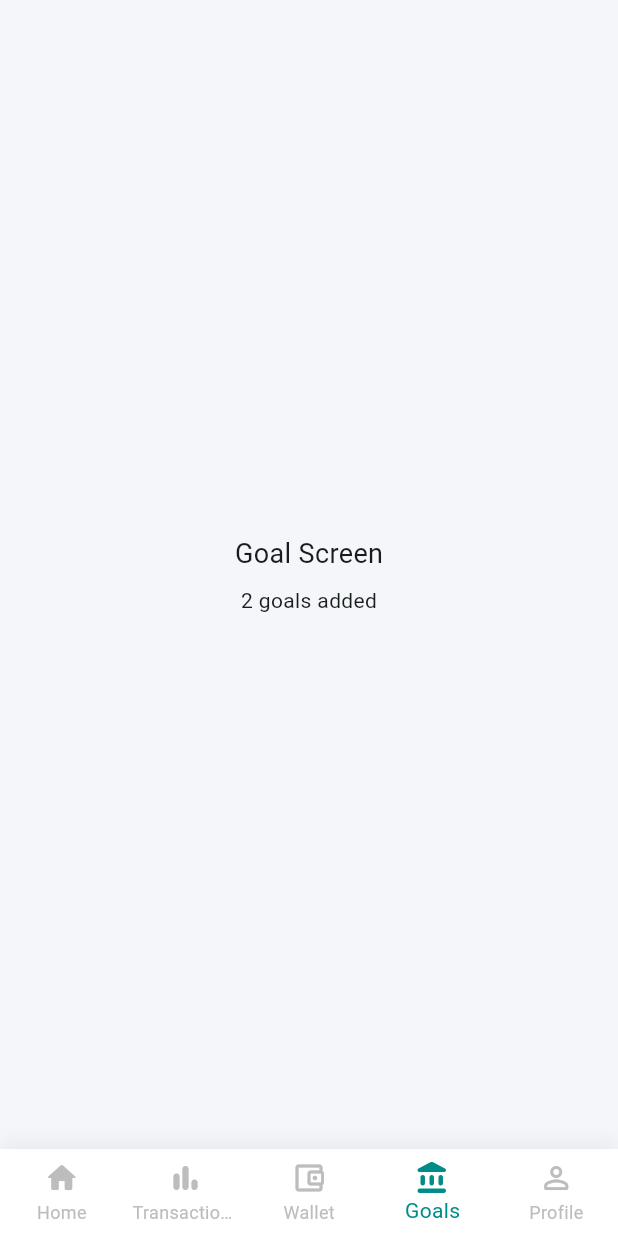
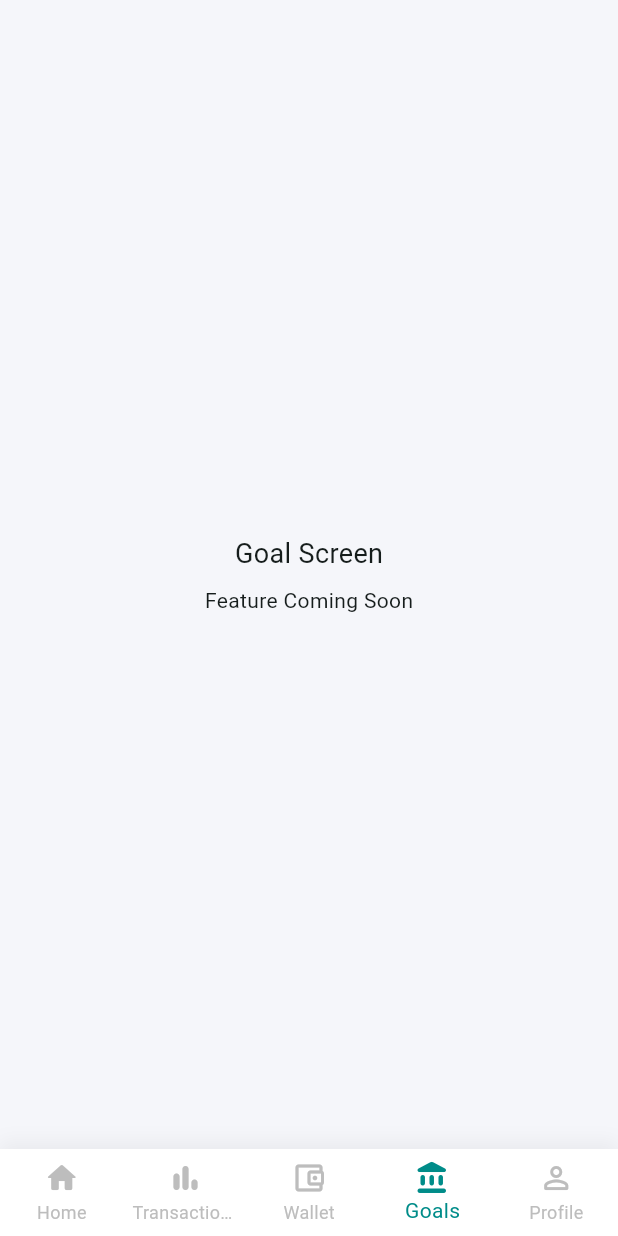
Before and after one commit to Jovin2301/FinSight, a Flutter app: the screen it shows after launch, item 4 of the bottom bar chosen, on a phone screen of 412 x 824 dp. Run offline on Flutter 3.47's test engine with Material 3 defaults, Android fonts, the phone set to English and light mode, and no system bars; missing offline and left inert: currency_picker.

Commit message:
Revert "Set up budget and goal data models"
This reverts commit 4f7da87f5ef5895d5a0cd3394fdbaaed993297ed.

```diff
--- a/finsight/lib/constants/app_colors.dart
+++ b/finsight/lib/constants/app_colors.dart
@@ -30,49 +30,11 @@ class AppTheme {
         secondary: AppColors.accent,
         surface: Colors.white,
       ),
-      appBarTheme: const AppBarTheme(
-        backgroundColor: Colors.white,
-        foregroundColor: AppColors.text,
-        elevation: 0,
-        centerTitle: false,
-        titleTextStyle: TextStyle(
-          fontSize: 22,
-          fontWeight: FontWeight.bold,
-          color: AppColors.text,
-        ),
-      ),
-      floatingActionButtonTheme: const FloatingActionButtonThemeData(
-        backgroundColor: AppColors.main,
-        foregroundColor: Colors.white,
-        elevation: 4,
-      ),
       inputDecorationTheme: const InputDecorationTheme(
         filled: true,
         fillColor: AppColors.light,
-        contentPadding: EdgeInsets.symmetric(horizontal: 16, vertical: 14),
         border: OutlineInputBorder(
           borderRadius: BorderRadius.all(Radius.circular(16)),
-          borderSide: BorderSide(color: AppColors.border),
-        ),
-        enabledBorder: OutlineInputBorder(
-          borderRadius: BorderRadius.all(Radius.circular(16)),
-          borderSide: BorderSide(color: AppColors.border),
-        ),
-        focusedBorder: OutlineInputBorder(
-          borderRadius: BorderRadius.all(Radius.circular(16)),
-          borderSide: BorderSide(color: AppColors.main, width: 2),
-        ),
-      ),
-      elevatedButtonTheme: ElevatedButtonThemeData(
-        style: ElevatedButton.styleFrom(
-          backgroundColor: AppColors.main,
-          foregroundColor: Colors.white,
-          elevation: 0,
-          minimumSize: const Size(double.infinity, 54),
-          shape: RoundedRectangleBorder(
-            borderRadius: BorderRadius.circular(16),
-          ),
-          textStyle: const TextStyle(fontSize: 16, fontWeight: FontWeight.bold),
         ),
       ),
     );
--- a/finsight/lib/main.dart
+++ b/finsight/lib/main.dart
@@ -1,6 +1,8 @@
 import 'package:finsight/screens/main_screen.dart';
+import 'package:finsight/screens/profile_screen.dart';
 import 'package:flutter/material.dart';
 import 'constants/app_colors.dart';
+import 'package:finsight/screens/login_screen.dart';
 
 void main() {
   runApp(const FinSightApp());
@@ -14,7 +16,64 @@ class FinSightApp extends StatelessWidget {
     return MaterialApp(
       title: 'FinSight',
       debugShowCheckedModeBanner: false,
-      theme: AppTheme.lightTheme,
+      theme: ThemeData(
+        useMaterial3: true,
+        scaffoldBackgroundColor: Colors.white,
+        colorScheme: ColorScheme.fromSeed(
+          seedColor: AppColors.primaryTeal,
+          primary: AppColors.primaryTeal,
+          secondary: AppColors.accentMint,
+          surface: Colors.white,
+        ),
+        appBarTheme: const AppBarTheme(
+          backgroundColor: Colors.white,
+          foregroundColor: AppColors.darkText,
+          elevation: 0,
+          centerTitle: false,
+          titleTextStyle: TextStyle(
+            fontSize: 22,
+            fontWeight: FontWeight.bold,
+            color: AppColors.darkText,
+          ),
+        ),
+        floatingActionButtonTheme: const FloatingActionButtonThemeData(
+          backgroundColor: AppColors.primaryTeal,
+          foregroundColor: Colors.white,
+          elevation: 4,
+        ),
+        inputDecorationTheme: const InputDecorationTheme(
+          filled: true,
+          fillColor: AppColors.lightMint,
+          contentPadding: EdgeInsets.symmetric(horizontal: 16, vertical: 14),
+          border: OutlineInputBorder(
+            borderRadius: BorderRadius.all(Radius.circular(16)),
+            borderSide: BorderSide(color: AppColors.softBorder),
+          ),
+          enabledBorder: OutlineInputBorder(
+            borderRadius: BorderRadius.all(Radius.circular(16)),
+            borderSide: BorderSide(color: AppColors.softBorder),
+          ),
+          focusedBorder: OutlineInputBorder(
+            borderRadius: BorderRadius.all(Radius.circular(16)),
+            borderSide: BorderSide(color: AppColors.primaryTeal, width: 2),
+          ),
+        ),
+        elevatedButtonTheme: ElevatedButtonThemeData(
+          style: ElevatedButton.styleFrom(
+            backgroundColor: AppColors.primaryTeal,
+            foregroundColor: Colors.white,
+            elevation: 0,
+            minimumSize: const Size(double.infinity, 54),
+            shape: RoundedRectangleBorder(
+              borderRadius: BorderRadius.circular(16),
+            ),
+            textStyle: const TextStyle(
+              fontSize: 16,
+              fontWeight: FontWeight.bold,
+            ),
+          ),
+        ),
+      ),
       home: const MainScreen(),
     );
   }
--- a/finsight/lib/models/budget.dart
+++ /dev/null
@@ -1,7 +0,0 @@
-class Budget {
-  final String id;
-  final String category;
-  final double limit;
-
-  const Budget({required this.id, required this.category, required this.limit});
-}
--- a/finsight/lib/models/goal.dart
+++ /dev/null
@@ -1,13 +0,0 @@
-class Goal {
-  final String id;
-  final String title;
-  final double targetAmount;
-  final double savedAmount;
-
-  const Goal({
-    required this.id,
-    required this.title,
-    required this.targetAmount,
-    required this.savedAmount,
-  });
-}
--- a/finsight/lib/screens/goal_screen.dart
+++ b/finsight/lib/screens/goal_screen.dart
@@ -1,10 +1,7 @@
 import 'package:flutter/material.dart';
-import '../models/goal.dart';
 
 class GoalScreen extends StatelessWidget {
-  final List<Goal> goals;
-
-  const GoalScreen({super.key, required this.goals});
+  const GoalScreen({super.key});
 
   @override
   Widget build(BuildContext context) {
@@ -12,13 +9,10 @@ class GoalScreen extends StatelessWidget {
       child: Center(
         child: Column(
           mainAxisAlignment: MainAxisAlignment.center,
-          children: [
-            const Text('Goal Screen', style: TextStyle(fontSize: 18)),
-            const SizedBox(height: 8),
-            Text(
-              '${goals.length} goals added',
-              style: const TextStyle(fontSize: 14),
-            ),
+          children: const [
+            Text('Goal Screen', style: TextStyle(fontSize: 18)),
+            SizedBox(height: 8),
+            Text('Feature Coming Soon', style: TextStyle(fontSize: 14)),
           ],
         ),
       ),
--- a/finsight/lib/screens/main_screen.dart
+++ b/finsight/lib/screens/main_screen.dart
@@ -1,7 +1,5 @@
 import 'package:flutter/material.dart';
-import '../models/budget.dart';
 import '../models/expense.dart';
-import '../models/goal.dart';
 import '../constants/app_colors.dart';
 import './transactions_screen.dart';
 import './profile_screen.dart';
@@ -19,27 +17,6 @@ class MainScreen extends StatefulWidget {
 class _MainScreenState extends State<MainScreen> {
   int _currentIndex = 0;
   double _budget = 500.00;
-
-  final List<Budget> _budgets = [
-    const Budget(id: '1', category: 'Food', limit: 200),
-    const Budget(id: '2', category: 'Transport', limit: 120),
-    const Budget(id: '3', category: 'Shopping', limit: 180),
-  ];
-
-  final List<Goal> _goals = [
-    const Goal(
-      id: '1',
-      title: 'Emergency Fund',
-      targetAmount: 1000,
-      savedAmount: 250,
-    ),
-    const Goal(
-      id: '2',
-      title: 'New Laptop',
-      targetAmount: 2000,
-      savedAmount: 600,
-    ),
-  ];
 
   final List<Expense> _expenses = [
     Expense(
@@ -84,19 +61,23 @@ class _MainScreenState extends State<MainScreen> {
         onAddExpense: (expense) => setState(() => _expenses.add(expense)),
         onUpdateExpense: (index, expense) =>
             setState(() => _expenses[index] = expense),
-        onDeleteExpense: (index) => setState(() => _expenses.removeAt(index)),
+        onDeleteExpense: (index) =>
+            setState(() => _expenses.removeAt(index)),
       ),
       // Wallet
-      WalletScreen(budgets: _budgets),
+      const WalletScreen(),
       // Goals
-      GoalScreen(goals: _goals),
+      const GoalScreen(),
       // Profile
       const ProfileScreen(),
     ];
 
     return Scaffold(
       backgroundColor: const Color(0xFFF5F6FA),
-      body: IndexedStack(index: _currentIndex, children: screens),
+      body: IndexedStack(
+        index: _currentIndex,
+        children: screens,
+      ),
       bottomNavigationBar: Container(
         decoration: BoxDecoration(
           color: Colors.white,
--- a/finsight/lib/screens/wallet_screen.dart
+++ b/finsight/lib/screens/wallet_screen.dart
@@ -1,10 +1,7 @@
 import 'package:flutter/material.dart';
-import '../models/budget.dart';
 
 class WalletScreen extends StatelessWidget {
-  final List<Budget> budgets;
-
-  const WalletScreen({super.key, required this.budgets});
+  const WalletScreen({super.key});
 
   @override
   Widget build(BuildContext context) {
@@ -12,13 +9,10 @@ class WalletScreen extends StatelessWidget {
       child: Center(
         child: Column(
           mainAxisAlignment: MainAxisAlignment.center,
-          children: [
-            const Text('Wallet Screen', style: TextStyle(fontSize: 18)),
-            const SizedBox(height: 8),
-            Text(
-              '${budgets.length} budgets added',
-              style: const TextStyle(fontSize: 14),
-            ),
+          children: const [
+            Text('Wallet Screen', style: TextStyle(fontSize: 18)),
+            SizedBox(height: 8),
+            Text('Feature Coming Soon', style: TextStyle(fontSize: 14)),
           ],
         ),
       ),
```
